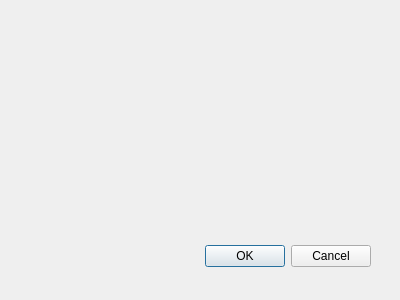
The window that settingsdialog.ui (G850/QtDemo) describes before a commit, drawn with Qt 5.
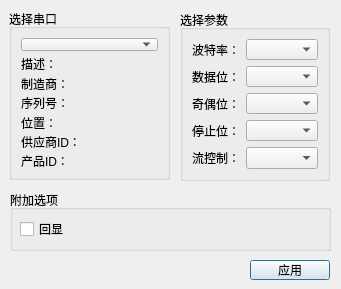
The same window after the commit.

```diff
--- a/settingsdialog.ui
+++ b/settingsdialog.ui
@@ -6,29 +6,183 @@
    <rect>
     <x>0</x>
     <y>0</y>
-    <width>400</width>
-    <height>300</height>
+    <width>341</width>
+    <height>289</height>
    </rect>
   </property>
   <property name="windowTitle">
    <string>Dialog</string>
   </property>
-  <widget class="QDialogButtonBox" name="buttonBox">
+  <widget class="QGroupBox" name="parametersBox">
    <property name="geometry">
     <rect>
-     <x>30</x>
-     <y>240</y>
-     <width>341</width>
-     <height>32</height>
+     <x>180</x>
+     <y>10</y>
+     <width>150</width>
+     <height>171</height>
     </rect>
    </property>
-   <property name="orientation">
-    <enum>Qt::Horizontal</enum>
+   <property name="title">
+    <string>选择参数</string>
    </property>
-   <property name="standardButtons">
-    <set>QDialogButtonBox::Cancel|QDialogButtonBox::Ok</set>
+   <layout class="QFormLayout" name="formLayout">
+    <item row="0" column="0">
+     <widget class="QLabel" name="baudRateLabel">
+      <property name="text">
+       <string>波特率：</string>
+      </property>
+     </widget>
+    </item>
+    <item row="0" column="1">
+     <widget class="QComboBox" name="baudRateBox"/>
+    </item>
+    <item row="1" column="0">
+     <widget class="QLabel" name="dataBitsLabel">
+      <property name="text">
+       <string>数据位：</string>
+      </property>
+     </widget>
+    </item>
+    <item row="1" column="1">
+     <widget class="QComboBox" name="dataBitsBox"/>
+    </item>
+    <item row="2" column="0">
+     <widget class="QLabel" name="parityLabel">
+      <property name="text">
+       <string>奇偶位：</string>
+      </property>
+     </widget>
+    </item>
+    <item row="2" column="1">
+     <widget class="QComboBox" name="parityBox"/>
+    </item>
+    <item row="3" column="0">
+     <widget class="QLabel" name="stopBitsLabel">
+      <property name="text">
+       <string>停止位：</string>
+      </property>
+     </widget>
+    </item>
+    <item row="3" column="1">
+     <widget class="QComboBox" name="stopBitsBox"/>
+    </item>
+    <item row="4" column="0">
+     <widget class="QLabel" name="flowControlLabel">
+      <property name="text">
+       <string>流控制：</string>
+      </property>
+     </widget>
+    </item>
+    <item row="4" column="1">
+     <widget class="QComboBox" name="flowControlBox"/>
+    </item>
+   </layout>
+  </widget>
+  <widget class="QGroupBox" name="selectBox">
+   <property name="geometry">
+    <rect>
+     <x>9</x>
+     <y>9</y>
+     <width>161</width>
+     <height>171</height>
+    </rect>
    </property>
+   <property name="title">
+    <string>选择串口</string>
+   </property>
+   <layout class="QFormLayout" name="formLayout_3">
+    <item row="0" column="0" colspan="2">
+     <widget class="QComboBox" name="serialPortInfoListBox"/>
+    </item>
+    <item row="1" column="0" colspan="2">
+     <widget class="QLabel" name="descriptionLabel">
+      <property name="text">
+       <string>描述：</string>
+      </property>
+     </widget>
+    </item>
+    <item row="2" column="0" colspan="2">
+     <widget class="QLabel" name="manufacturerLabel">
+      <property name="text">
+       <string>制造商：</string>
+      </property>
+     </widget>
+    </item>
+    <item row="3" column="0" colspan="2">
+     <widget class="QLabel" name="serialNumberLabel">
+      <property name="text">
+       <string>序列号：</string>
+      </property>
+     </widget>
+    </item>
+    <item row="4" column="0" colspan="2">
+     <widget class="QLabel" name="locationLabel">
+      <property name="text">
+       <string>位置：</string>
+      </property>
+     </widget>
+    </item>
+    <item row="5" column="0" colspan="2">
+     <widget class="QLabel" name="vidLabel">
+      <property name="text">
+       <string>供应商ID：</string>
+      </property>
+     </widget>
+    </item>
+    <item row="6" column="0" colspan="2">
+     <widget class="QLabel" name="pidLabel">
+      <property name="text">
+       <string>产品ID：</string>
+      </property>
+     </widget>
+    </item>
+   </layout>
   </widget>
+  <widget class="QGroupBox" name="groupBox_2">
+   <property name="geometry">
+    <rect>
+     <x>10</x>
+     <y>190</y>
+     <width>321</width>
+     <height>61</height>
+    </rect>
+   </property>
+   <property name="title">
+    <string>附加选项</string>
+   </property>
+   <widget class="QCheckBox" name="localEchoCheckBox">
+    <property name="geometry">
+     <rect>
+      <x>10</x>
+      <y>30</y>
+      <width>73</width>
+      <height>18</height>
+     </rect>
+    </property>
+    <property name="text">
+     <string>回显</string>
+    </property>
+   </widget>
+  </widget>
+  <widget class="QPushButton" name="applyButton">
+   <property name="geometry">
+    <rect>
+     <x>250</x>
+     <y>260</y>
+     <width>80</width>
+     <height>20</height>
+    </rect>
+   </property>
+   <property name="text">
+    <string>应用</string>
+   </property>
+  </widget>
+  <zorder>parametersBox</zorder>
+  <zorder>selectBox</zorder>
+  <zorder>selectBox</zorder>
+  <zorder>groupBox_2</zorder>
+  <zorder>applyButton</zorder>
+  <zorder>horizontalSpacer</zorder>
  </widget>
  <resources/>
  <connections/>
```
